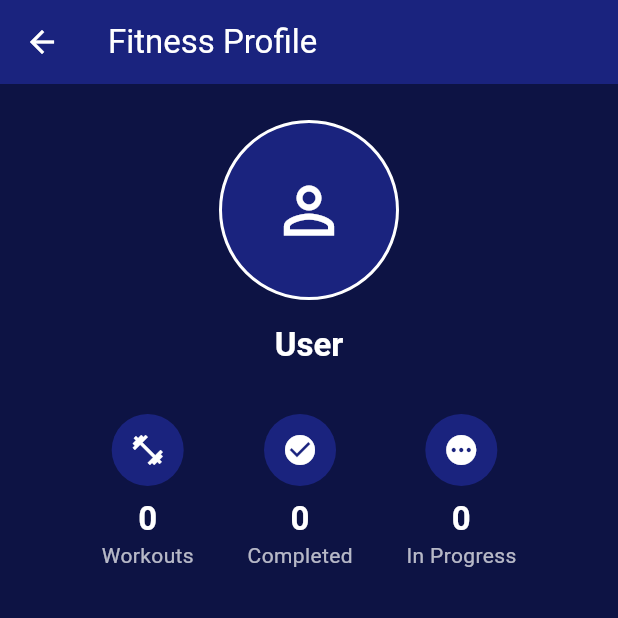
After one commit to sofiabukovskaya/fitness_tracker, a Flutter app: the SharedProfileScreen screen opened by its route, on a phone screen of 412 x 824 dp, the top half of it. The commit adds this screen. Run offline on Flutter 3.47's test engine with Material 3 defaults, Android fonts, the phone set to English and light mode, and no system bars; our stand-ins replace flutter_hooks, flutter_riverpod, freezed_annotation, go_router, hooks_riverpod, introduction_screen and 3 more; accounts and stored records are empty; generated files the repository leaves out were written again.

Commit message:
migrate to the Go router navigation, update screens, add ability of deep linking

```diff
--- /dev/null
+++ b/lib/core/config/router_config/router_names.dart
@@ -0,0 +1,13 @@
+class RouteNames {
+  static const String  home = '/';
+  static const String onboarding = '/onboarding';
+  static const String signUp = '/sign-up';
+  static const String signIn = '/sign-in';
+  static const String settings = '/settings';
+  static const String profile = '/profile';
+  static const String about = '/about';
+  static const String contact = '/contact';
+  static const String notFound = '/not-found';
+  static const String workoutList = '/workout-list';
+  static const String sharedProfile = 'shared-profile';
+}
--- a/lib/screens/profile_screen.dart
+++ b/lib/screens/profile_screen.dart
@@ -1,5 +1,7 @@
 import 'package:flutter/material.dart';
+import 'package:go_router/go_router.dart';
 import 'package:hooks_riverpod/hooks_riverpod.dart';
+import '../core/config/router_config/router_names.dart';
 import '../models/workout/workout.dart';
 import '../providers/auth/auth_provider.dart';
 import '../providers/workout/workout_provider.dart';
@@ -7,7 +9,7 @@ import 'edit_profile_screen.dart';
 import 'settings_screen.dart';
 import 'notifications_screen.dart';
 import 'help_support_screen.dart';
-import 'sign_in_screen.dart';
+import 'package:share_plus/share_plus.dart';
 
 class ProfileScreen extends HookConsumerWidget {
   const ProfileScreen({super.key});
@@ -15,13 +17,35 @@ class ProfileScreen extends HookConsumerWidget {
   Future<void> _signOut(BuildContext context, WidgetRef ref) async {
     await ref.read(authProvider.notifier).signOut();
     if (context.mounted) {
-      Navigator.of(context).pushAndRemoveUntil(
-        MaterialPageRoute(
-          builder: (context) => const SignInScreen(),
-        ),
-            (route) => false,
-      );
+      context.goNamed(RouteNames.signIn);
     }
+  }
+
+  void _shareProfile(BuildContext context, WidgetRef ref) {
+    final user = ref.read(authProvider);
+    final workouts = ref.read(workoutProvider);
+
+    if (user == null) return;
+
+    final completedWorkouts = workouts.where((w) => w.isCompleted).length;
+    final inProgressWorkouts = workouts.where((w) => !(w.isCompleted)).length;
+
+    final uri = Uri(
+      scheme: 'https',
+      host: 'fitness-tracker-web-m7ia.vercel.app',
+      path: '/shared/profile',
+      queryParameters: {
+        'name': user.name,
+        'bio': user.bio ?? '',
+        'totalWorkouts': workouts.length.toString(),
+        'completed': completedWorkouts.toString(),
+        'inProgress': inProgressWorkouts.toString(),
+      },
+    );
+
+    SharePlus.instance.share(
+      ShareParams(text: 'Check out my fitness progress! ${uri.toString()}'),
+    );
   }
 
   @override
@@ -33,10 +57,16 @@ class ProfileScreen extends HookConsumerWidget {
     return Scaffold(
       body: CustomScrollView(
         slivers: [
-          const SliverAppBar(
+          SliverAppBar(
             floating: true,
             pinned: true,
-            title: Text('Profile'),
+            title: const Text('Profile'),
+            actions: [
+              IconButton(
+                icon: const Icon(Icons.share),
+                onPressed: () => _shareProfile(context, ref),
+              ),
+            ],
           ),
           SliverToBoxAdapter(
             child: Column(
@@ -151,9 +181,7 @@ class ProfileScreen extends HookConsumerWidget {
                         ),
                         title: Text(
                           'Sign Out',
-                          style: TextStyle(
-                            color: theme.colorScheme.secondary,
-                          ),
+                          style: TextStyle(color: theme.colorScheme.secondary),
                         ),
                       ),
                     ],
@@ -172,16 +200,14 @@ class ProfileScreen extends HookConsumerWidget {
 class _StatsRow extends StatelessWidget {
   final List<Workout> workouts;
 
-  const _StatsRow({
-    required this.workouts,
-  });
+  const _StatsRow({required this.workouts});
 
   @override
   Widget build(BuildContext context) {
     final completedWorkouts =
-        workouts.where((w) => w.isCompleted).length;
+        workouts.where((w) => w.isCompleted ?? false).length;
     final inProgressWorkouts =
-        workouts.where((w) => !w.isCompleted).length;
+        workouts.where((w) => !w.isCompleted ?? false).length;
 
     return Padding(
       padding: const EdgeInsets.symmetric(horizontal: 32.0),
@@ -231,10 +257,7 @@ class _StatItem extends StatelessWidget {
             color: theme.colorScheme.surface,
             shape: BoxShape.circle,
           ),
-          child: Icon(
-            icon,
-            color: theme.colorScheme.primary,
-          ),
+          child: Icon(icon, color: theme.colorScheme.primary),
         ),
         const SizedBox(height: 8),
         Text(
@@ -270,13 +293,8 @@ class _ProfileMenuItem extends StatelessWidget {
     final theme = Theme.of(context);
     return ListTile(
       onTap: onTap,
-      shape: RoundedRectangleBorder(
-        borderRadius: BorderRadius.circular(12),
-      ),
-      leading: Icon(
-        icon,
-        color: theme.colorScheme.primary,
-      ),
+      shape: RoundedRectangleBorder(borderRadius: BorderRadius.circular(12)),
+      leading: Icon(icon, color: theme.colorScheme.primary),
       title: Text(title),
       trailing: const Icon(Icons.chevron_right),
     );
--- /dev/null
+++ b/lib/screens/shared_profile_screen.dart
@@ -0,0 +1,145 @@
+import 'package:flutter/material.dart';
+import 'package:go_router/go_router.dart';
+
+import '../core/config/router_config/router_names.dart';
+
+
+class SharedProfileScreen extends StatelessWidget {
+  final Map<String, String> profileData;
+
+  const SharedProfileScreen({
+    super.key,
+    required this.profileData,
+  });
+
+  @override
+  Widget build(BuildContext context) {
+
+    final theme = Theme.of(context);
+
+    return Scaffold(
+      appBar: AppBar(
+        title: const Text('Fitness Profile'),
+        leading: IconButton(
+          icon: const Icon(Icons.arrow_back),
+          onPressed: () => context.go(RouteNames.workoutList),
+        ),
+      ),
+      body: SingleChildScrollView(
+        child: Column(
+          children: [
+            const SizedBox(height: 24),
+            Container(
+              width: 120,
+              height: 120,
+              decoration: BoxDecoration(
+                shape: BoxShape.circle,
+                color: theme.colorScheme.surface,
+                border: Border.all(
+                  color: theme.colorScheme.primary,
+                  width: 2,
+                ),
+              ),
+              child: Center(
+                child: Icon(
+                  Icons.person_outline,
+                  size: 50,
+                  color: theme.colorScheme.primary,
+                ),
+              ),
+            ),
+            const SizedBox(height: 16),
+            Text(
+              profileData['name'] ?? 'User',
+              style: theme.textTheme.titleLarge?.copyWith(
+                fontWeight: FontWeight.bold,
+              ),
+            ),
+            if (profileData['bio']?.isNotEmpty ?? false)
+              Padding(
+                padding: const EdgeInsets.all(16.0),
+                child: Text(
+                  profileData['bio']!,
+                  style: theme.textTheme.bodyMedium,
+                  textAlign: TextAlign.center,
+                ),
+              ),
+            const SizedBox(height: 32),
+            Padding(
+              padding: const EdgeInsets.symmetric(horizontal: 32.0),
+              child: Row(
+                mainAxisAlignment: MainAxisAlignment.spaceEvenly,
+                children: [
+                  _StatItem(
+                    value: profileData['totalWorkouts'] ?? '0',
+                    label: 'Workouts',
+                    icon: Icons.fitness_center,
+                    theme: theme,
+                  ),
+                  _StatItem(
+                    value: profileData['completed'] ?? '0',
+                    label: 'Completed',
+                    icon: Icons.check_circle,
+                    theme: theme,
+                  ),
+                  _StatItem(
+                    value: profileData['inProgress'] ?? '0',
+                    label: 'In Progress',
+                    icon: Icons.pending,
+                    theme: theme,
+                  ),
+                ],
+              ),
+            ),
+          ],
+        ),
+      ),
+    );
+  }
+}
+
+class _StatItem extends StatelessWidget {
+  final String value;
+  final String label;
+  final IconData icon;
+  final ThemeData theme;
+
+  const _StatItem({
+    required this.value,
+    required this.label,
+    required this.icon,
+    required this.theme,
+  });
+
+  @override
+  Widget build(BuildContext context) {
+    return Column(
+      children: [
+        Container(
+          padding: const EdgeInsets.all(12),
+          decoration: BoxDecoration(
+            color: theme.colorScheme.surface,
+            shape: BoxShape.circle,
+          ),
+          child: Icon(
+            icon,
+            color: theme.colorScheme.primary,
+          ),
+        ),
+        const SizedBox(height: 8),
+        Text(
+          value,
+          style: theme.textTheme.titleLarge?.copyWith(
+            fontWeight: FontWeight.bold,
+          ),
+        ),
+        Text(
+          label,
+          style: theme.textTheme.bodyMedium?.copyWith(
+            color: theme.colorScheme.secondary,
+          ),
+        ),
+      ],
+    );
+  }
+}
--- a/lib/widgets/app_button.dart
+++ b/lib/widgets/app_button.dart
@@ -33,6 +33,9 @@ class AppButton extends HookWidget {
           if (onPressed != null) {
             await onPressed!();
           }
+          if(!context.mounted)   {
+            return;
+          }
           isLoading.value = false;
         },
         style: FilledButton.styleFrom(
--- a/pubspec.yaml
+++ b/pubspec.yaml
@@ -21,6 +21,8 @@ dependencies:
   flutter_hooks: ^0.21.2
   hooks_riverpod: ^3.0.1
   http: ^1.2.2
+  go_router: ^16.2.4
+  share_plus: ^12.0.0
 
 dev_dependencies:
   flutter_test:
```
Also changed, not shown: lib/core/config/router_config/redirection.dart (added, +32 -0 lines), lib/core/config/router_config/router.dart (added, +84 -0 lines), lib/main.dart (+7 -13 lines), lib/screens/main_screen.dart (+14 -22 lines), lib/screens/onboarding_screen.dart (+10 -8 lines), lib/screens/sign_in_screen.dart (+4 -5 lines), lib/screens/sign_up_screen.dart (+4 -5 lines), pubspec.lock, 1 other file.
